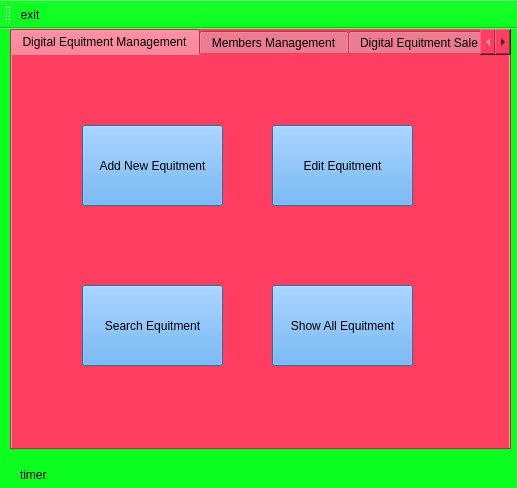
First picture: the form in mainwindow.ui, repository iam-Abol/Digital-Market-Manager-With-UI, before the edit.
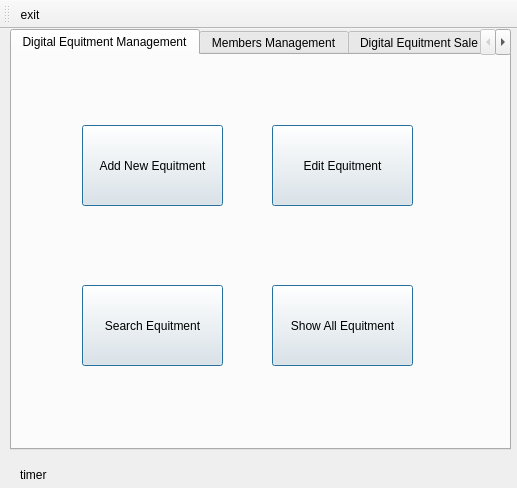
Second picture: the form after the edit. The open tabs and pages were chosen to show the change. Icons and pictures are not drawn.

```diff
--- a/mainwindow.ui
+++ b/mainwindow.ui
@@ -30,7 +30,7 @@
     <normaloff>C:/Users/ABOLFAZL/Desktop/33a046df78a917e479b73e8bfca523ce.png</normaloff>C:/Users/ABOLFAZL/Desktop/33a046df78a917e479b73e8bfca523ce.png</iconset>
   </property>
   <property name="styleSheet">
-   <string notr="true">background-color: rgb(12, 255, 32);</string>
+   <string notr="true"/>
   </property>
   <widget class="QWidget" name="centralWidget">
    <widget class="QTabWidget" name="tabWidget">
@@ -43,7 +43,8 @@
      </rect>
     </property>
     <property name="styleSheet">
-     <string notr="true">background-color: rgb(255, 62, 97);</string>
+     <string notr="true">font: 8pt &quot;MS Shell Dlg 2&quot;;
+</string>
     </property>
     <property name="tabShape">
      <enum>QTabWidget::Rounded</enum>
@@ -66,8 +67,7 @@
       </property>
       <property name="styleSheet">
        <string notr="true">font: 10pt &quot;MS Shell Dlg 2&quot;;
-background-color: rgb(85, 170, 255);
-color: rgb(0, 0, 0);</string>
+</string>
       </property>
       <property name="text">
        <string>Add New Equitment</string>
@@ -81,6 +81,9 @@
       <property name="default">
        <bool>true</bool>
       </property>
+      <property name="flat">
+       <bool>false</bool>
+      </property>
      </widget>
      <widget class="QPushButton" name="editEquitmentBTN">
       <property name="geometry">
@@ -93,8 +96,7 @@
       </property>
       <property name="styleSheet">
        <string notr="true">font: 10pt &quot;MS Shell Dlg 2&quot;;
-background-color: rgb(85, 170, 255);
-color: rgb(0, 0, 0);</string>
+</string>
       </property>
       <property name="text">
        <string>Edit Equitment</string>
@@ -114,8 +116,7 @@
       </property>
       <property name="styleSheet">
        <string notr="true">font: 10pt &quot;MS Shell Dlg 2&quot;;
-background-color: rgb(85, 170, 255);
-color: rgb(0, 0, 0);</string>
+</string>
       </property>
       <property name="text">
        <string>Show All Equitment</string>
@@ -135,8 +136,7 @@
       </property>
       <property name="styleSheet">
        <string notr="true">font: 10pt &quot;MS Shell Dlg 2&quot;;
-background-color: rgb(85, 170, 255);
-color: rgb(0, 0, 0);</string>
+</string>
       </property>
       <property name="text">
        <string>Search Equitment</string>
```
Left out of the diff: 21 changed lines with no effect on the pictures.
